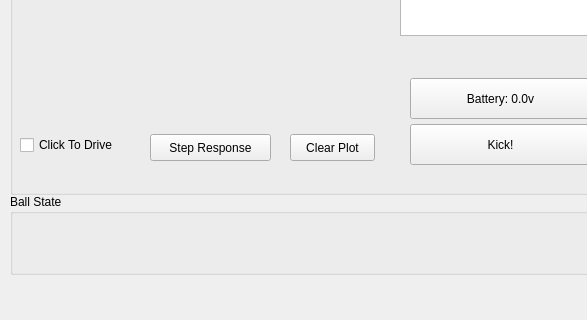
Old version of the form ros/src/playground/nodes/gui/window.ui in the repository zamora18/robot-soccer; both pictures show x 0 to 587 and y 586 to 906 of the 825 by 906 pixel window.
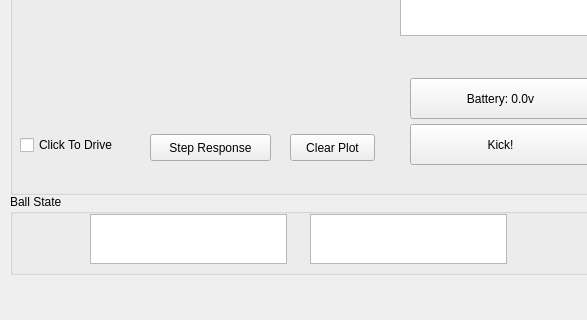
New version of the form. Custom widgets are drawn as their Qt base class.

Commit message: added ball state to GUI

```diff
--- a/ros/src/playground/nodes/gui/window.ui
+++ b/ros/src/playground/nodes/gui/window.ui
@@ -390,6 +390,26 @@
     <property name="title">
      <string>Ball State</string>
     </property>
+    <widget class="QTableWidget" name="tblBallPosition">
+     <property name="geometry">
+      <rect>
+       <x>80</x>
+       <y>20</y>
+       <width>197</width>
+       <height>50</height>
+      </rect>
+     </property>
+    </widget>
+    <widget class="QTableWidget" name="tblBallFuture">
+     <property name="geometry">
+      <rect>
+       <x>300</x>
+       <y>20</y>
+       <width>197</width>
+       <height>50</height>
+      </rect>
+     </property>
+    </widget>
    </widget>
   </widget>
   <widget class="QMenuBar" name="menubar">
```
The commit also changes 1 other file.
